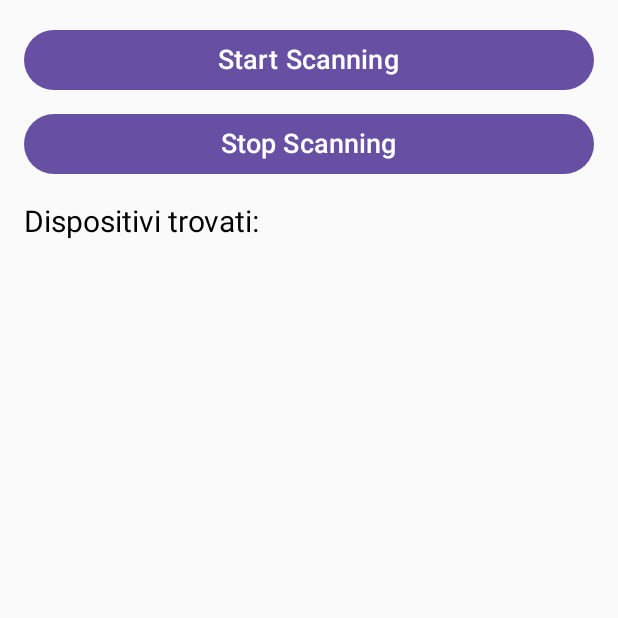
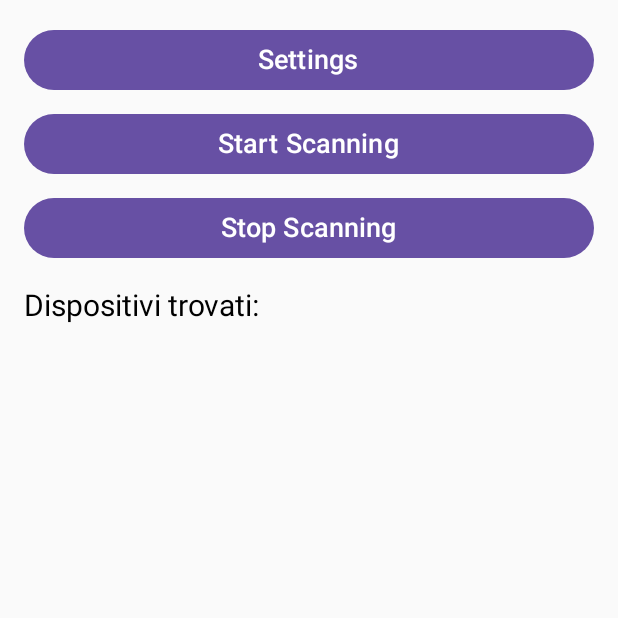
Before and after one commit to SafeHelmet/safeHelmet_mobile, an Android app built with Jetpack Compose: the screen it shows after launch (MainActivity), after a tap on "Login", on a phone screen of 412 x 824 dp, the top half of it. Run offline under Robolectric (Android 15) with nearby library versions, the phone set to English and light mode, and no system bars.

Commit message:
feat: Implement settings screen and update data sending endpoint
- Added a settings screen accessible from the non-connected state, allowing for future settings modifications.
- Implemented navigation between the non-connected screen and the settings screen.
- Updated the API endpoint for sending data from `/api/v1/worksites` to `/api/v1/readings`.
- Added logic to store the name of the connected device.
- Added a callback to the non connected screen for navigating to settings.
- Updated the connected screen to show the connected device's name.

```diff
--- a/app/src/main/kotlin/com/safehelmet/safehelmet_mobile/MainActivity.kt
+++ b/app/src/main/kotlin/com/safehelmet/safehelmet_mobile/MainActivity.kt
@@ -49,7 +49,6 @@ import login
 import org.json.JSONException
 import org.json.JSONObject
 
-
 class MainActivity : ComponentActivity() {
     var isLogin = mutableStateOf(false)
     private lateinit var bleManager: BleManager
@@ -90,7 +89,7 @@ class MainActivity : ComponentActivity() {
 
                         if (loginSuccessful) {
                             isLogin.value = true
-                        }else{
+                        } else {
                             isLogin.value = true
                             Toast.makeText(this@MainActivity, "Not a valid login", Toast.LENGTH_LONG).show()
                         }
@@ -101,8 +100,6 @@ class MainActivity : ComponentActivity() {
             }
         }
     }
-
-
 }
 
 enum class ConnectionState {
@@ -110,12 +107,15 @@ enum class ConnectionState {
     CONNECTED
 }
 
+enum class Screen {
+    NON_CONNECTED, SETTINGS
+}
 
 @Composable
 fun BluetoothScreenWrapper(bleManager: BleManager) {
-
     var connectionState by remember { mutableStateOf(ConnectionState.NON_CONNECTED) }
-    var connectedDeviceName by remember { mutableStateOf<String?>(null) } // Memorizza il nome del dispositivo connesso
+    var connectedDeviceName by remember { mutableStateOf<String?>(null) }
+    var currentScreen by remember { mutableStateOf(Screen.NON_CONNECTED) } // Stato per la navigazione
     val devices = remember { mutableStateListOf<BleDevice>() }
 
     val safeHelmetRegex = Regex("^SafeHelmet-.*")
@@ -130,25 +130,34 @@ fun BluetoothScreenWrapper(bleManager: BleManager) {
 
     val onStartScanning = { devices.clear() }
 
-    when (connectionState) {
-        ConnectionState.NON_CONNECTED -> NonConnectedScreen(
-            devices = devices,
+    // Se siamo connessi, mostriamo sempre la ConnectedScreen
+    if (connectionState == ConnectionState.CONNECTED) {
+        ConnectedScreen(
             bleManager = bleManager,
-            onConnectButtonClick = { deviceName ->
-                connectedDeviceName = deviceName // Salva il nome del dispositivo
-                connectionState = ConnectionState.CONNECTED
-            },
-            onStartScanning = onStartScanning
-        )
-
-        ConnectionState.CONNECTED -> ConnectedScreen(
-            bleManager = bleManager,
-            connectedDeviceName = connectedDeviceName, // Passa il nome del dispositivo connesso
+            connectedDeviceName = connectedDeviceName,
             onDisconnectButtonClick = {
                 connectionState = ConnectionState.NON_CONNECTED
-                connectedDeviceName = null // Resetta il nome alla disconnessione
+                connectedDeviceName = null
             }
         )
+    } else {
+        // Altrimenti, gestiamo la navigazione tra NON_CONNECTED e SETTINGS
+        when (currentScreen) {
+            Screen.NON_CONNECTED -> NonConnectedScreen(
+                devices = devices,
+                bleManager = bleManager,
+                onConnectButtonClick = { deviceName ->
+                    connectedDeviceName = deviceName
+                    connectionState = ConnectionState.CONNECTED
+                },
+                onStartScanning = onStartScanning,
+                onNavigateToSettings = { currentScreen = Screen.SETTINGS } // Callback per navigare a Settings
+            )
+
+            Screen.SETTINGS -> SettingsScreen(
+                onBack = { currentScreen = Screen.NON_CONNECTED } // Callback per tornare indietro
+            )
+        }
     }
 }
 
@@ -156,10 +165,19 @@ fun BluetoothScreenWrapper(bleManager: BleManager) {
 fun NonConnectedScreen(
     devices: List<BleDevice>,
     bleManager: BleManager,
-    onConnectButtonClick: (String) -> Unit, // Ora accetta il nome del device
-    onStartScanning: () -> Unit
+    onConnectButtonClick: (String) -> Unit,
+    onStartScanning: () -> Unit,
+    onNavigateToSettings: () -> Unit
 ) {
     Column(modifier = Modifier.padding(16.dp)) {
+        // Pulsante Settings
+        Button(
+            onClick = onNavigateToSettings,
+            modifier = Modifier.fillMaxWidth().padding(bottom = 8.dp)
+        ) {
+            Text("Settings", fontSize = 18.sp)
+        }
+
         Button(
             onClick = {
                 bleManager.startScanning()
@@ -197,9 +215,26 @@ fun NonConnectedScreen(
 }
 
 @Composable
+fun SettingsScreen(
+    onBack: () -> Unit // Callback per tornare indietro
+) {
+    Column(modifier = Modifier.padding(16.dp)) {
+        Button(
+            onClick = onBack,
+            modifier = Modifier.fillMaxWidth().padding(bottom = 8.dp)
+        ) {
+            Text("Back", fontSize = 18.sp)
+        }
+
+        Text("Impostazioni", fontSize = 24.sp, modifier = Modifier.padding(bottom = 16.dp))
+        // Aggiungi qui altri componenti per le impostazioni...
+    }
+}
+
+@Composable
 fun ConnectedScreen(
     bleManager: BleManager,
-    connectedDeviceName: String?, // Riceve il nome del dispositivo
+    connectedDeviceName: String?,
     onDisconnectButtonClick: () -> Unit
 ) {
     val data by ParseCollector.state
@@ -217,7 +252,7 @@ fun ConnectedScreen(
             modifier = Modifier.fillMaxWidth().weight(0.2f)
         ) {
             Text(
-                "Connected to: ${connectedDeviceName ?: "Unknown device"}", // Mostra il nome
+                "Connected to: ${connectedDeviceName ?: "Unknown device"}",
                 fontSize = 18.sp,
                 fontWeight = FontWeight.Bold,
                 modifier = Modifier.padding(bottom = 10.dp)
--- a/app/src/main/kotlin/com/safehelmet/safehelmet_mobile/parse/ParseCollector.kt
+++ b/app/src/main/kotlin/com/safehelmet/safehelmet_mobile/parse/ParseCollector.kt
@@ -70,7 +70,7 @@ object ParseCollector {
 
     private fun sendDataToBackend() {
         HttpClient.postRequest(
-            "/api/v1/worksites",
+            "/api/v1/readings",
             createReadingJson()
         ) { response ->
             response?.body?.let { Log.i("ParseCollector", it.string()) }
```
